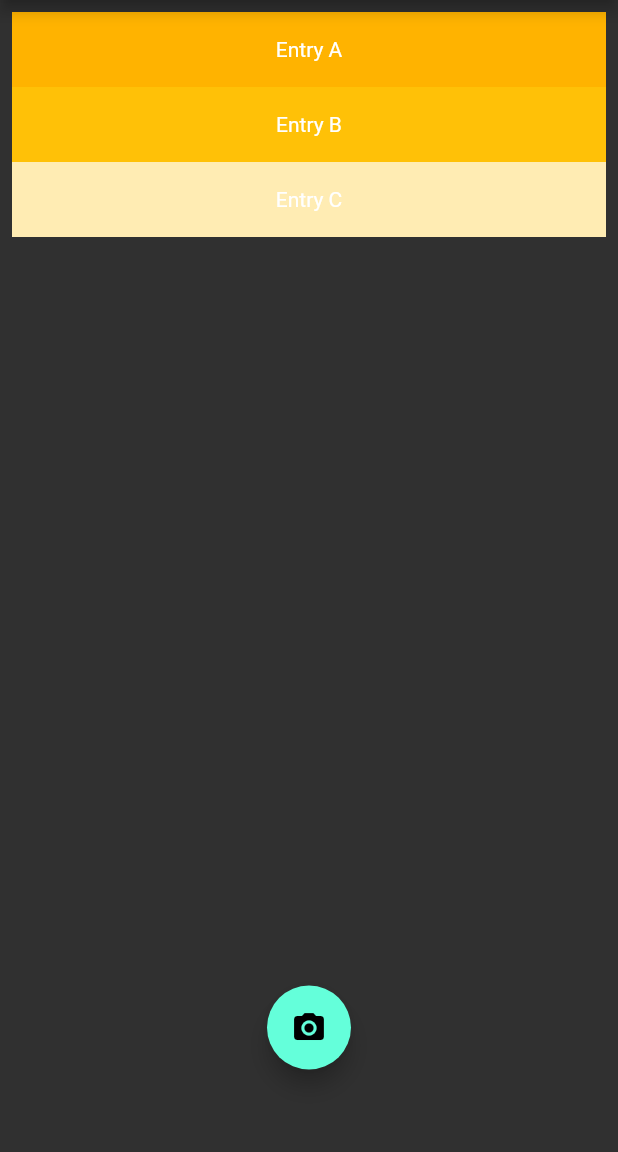
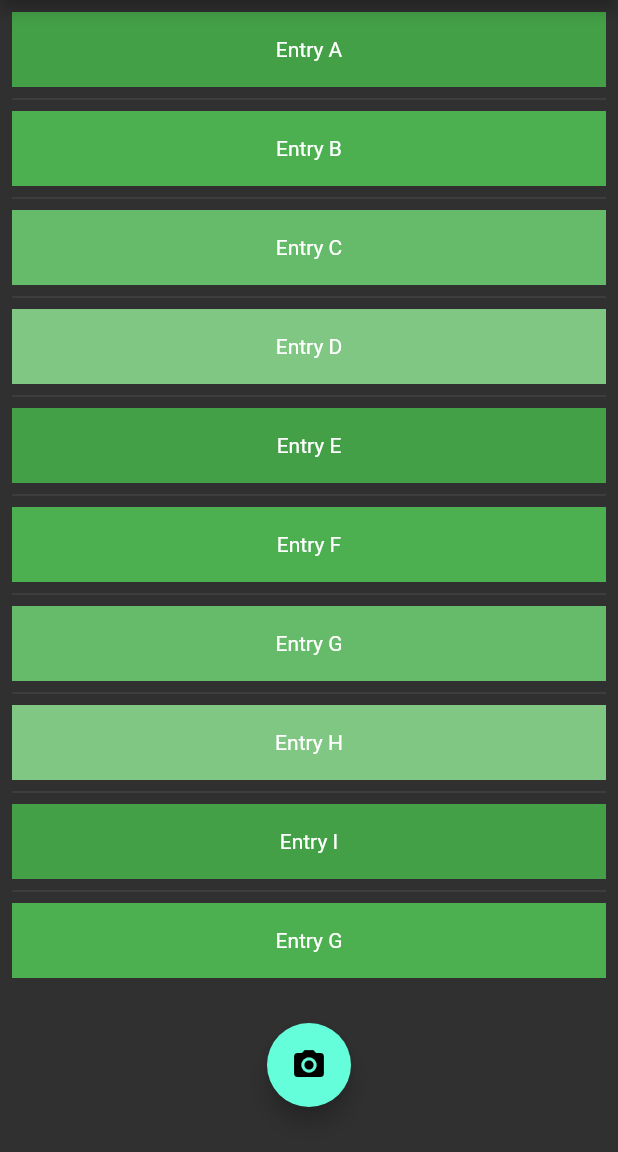
Before and after one commit to EMcKague/Wasteagram, a Flutter app: the screen it shows after launch, on a phone screen of 412 x 824 dp, the part 84-1236 px from its top. Run offline on Flutter 3.47's test engine with Material 2 defaults, Android fonts, the phone set to English and light mode, and no system bars; missing offline and left inert: dart:ffi.

Commit message:
changed listview on homescreen for better UI

```diff
--- a/lib/app.dart
+++ b/lib/app.dart
@@ -10,7 +10,7 @@
           primaryColor: Colors.blueGrey,
           brightness: Brightness.dark,
           primarySwatch: Colors.green),
-      home: homeScreen(title: 'Wastegram'),
+      home: homeScreen(title: 'Wasteagram'),
     );
   }
 }
--- a/lib/screens/home_screen.dart
+++ b/lib/screens/home_screen.dart
@@ -3,9 +3,38 @@
 
 class homeScreen extends StatelessWidget {
   final String title;
+
   homeScreen({Key? key, required this.title}) : super(key: key);
   @override
   Widget build(BuildContext context) {
+    final List<String> entries = <String>[
+      'A',
+      'B',
+      'C',
+      'D',
+      'E',
+      'F',
+      'G',
+      'H',
+      'I',
+      'G',
+      'K',
+      'L'
+    ];
+    final List<int> colorCodes = <int>[
+      600,
+      500,
+      400,
+      300,
+      600,
+      500,
+      400,
+      300,
+      600,
+      500,
+      400,
+      300,
+    ];
     return Scaffold(
       appBar: AppBar(
         centerTitle: true,
@@ -15,38 +44,23 @@
         children: <Widget>[
           Expanded(
             child: SizedBox(
-              height: 200,
-              child: ListView(
+              child: ListView.separated(
                 padding: const EdgeInsets.all(8),
-                children: [
-                  Container(
+                itemCount: entries.length,
+                itemBuilder: (BuildContext context, int index) {
+                  return Container(
                     height: 50,
-                    color: Colors.amber[600],
-                    child: const Center(
-                      child: Text('Entry A'),
-                    ),
-                  ),
-                  Container(
-                    height: 50,
-                    color: Colors.amber[500],
-                    child: const Center(
-                      child: Text('Entry B'),
-                    ),
-                  ),
-                  Container(
-                    height: 50,
-                    color: Colors.amber[100],
-                    child: const Center(
-                      child: Text('Entry C'),
-                    ),
-                  ),
-                ],
+                    color: Colors.green[colorCodes[index]],
+                    child: Center(child: Text('Entry ${entries[index]}')),
+                  );
+                },
+                separatorBuilder: (BuildContext context, int index) =>
+                    const Divider(),
               ),
             ),
           ),
-          Spacer(),
           Container(
-            padding: const EdgeInsets.all(55.0),
+            padding: const EdgeInsets.all(30.0),
             child: Semantics(
               child: newPhotoButton(),
               button: true,
```
Also changed, not shown: 1 other file.
